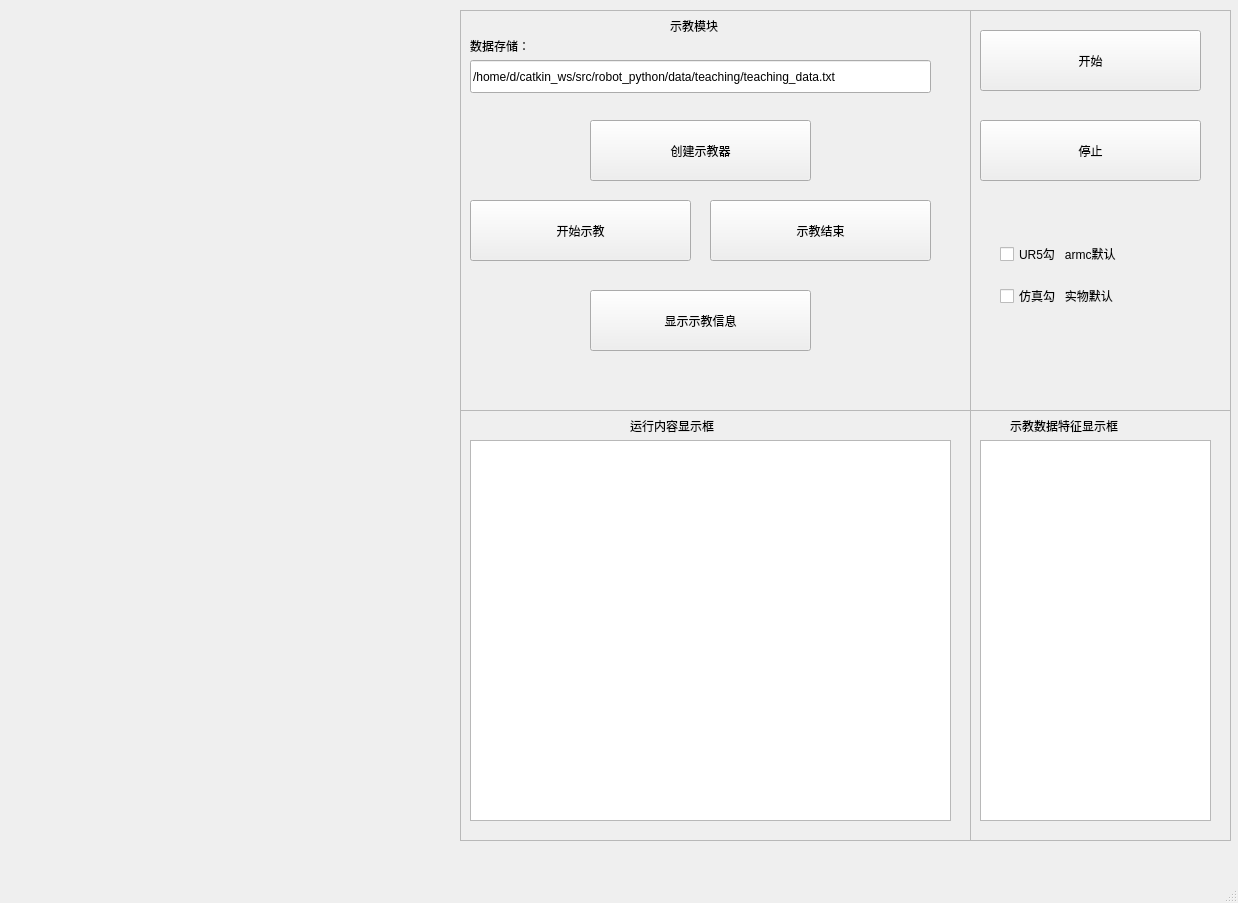
Old version of the form catkin_ws/src/robot_python/ui/teaching_form1.ui in the repository CFlyingDragon/Multi_arm_robot.
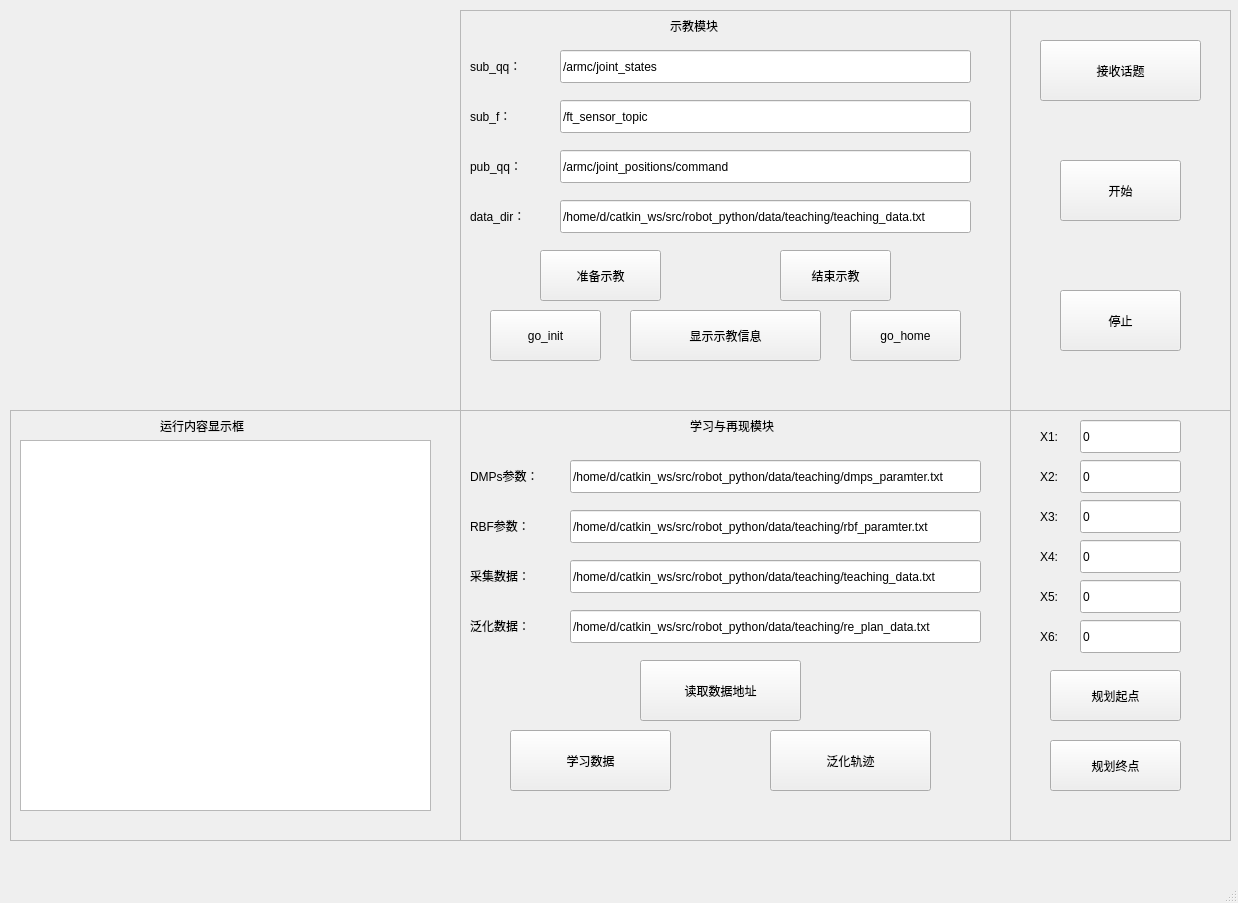
New version of the form.

```diff
--- a/catkin_ws/src/robot_python/ui/teaching_form1.ui
+++ b/catkin_ws/src/robot_python/ui/teaching_form1.ui
@@ -43,14 +43,48 @@
       <height>431</height>
      </rect>
     </property>
-    <layout class="QHBoxLayout" name="horizontalLayout_2"/>
+    <layout class="QHBoxLayout" name="horizontalLayout_2">
+     <item>
+      <widget class="QFrame" name="frame_2">
+       <property name="frameShape">
+        <enum>QFrame::StyledPanel</enum>
+       </property>
+       <property name="frameShadow">
+        <enum>QFrame::Raised</enum>
+       </property>
+       <widget class="QTextEdit" name="textEdit">
+        <property name="geometry">
+         <rect>
+          <x>10</x>
+          <y>30</y>
+          <width>411</width>
+          <height>371</height>
+         </rect>
+        </property>
+       </widget>
+       <widget class="QLabel" name="label">
+        <property name="geometry">
+         <rect>
+          <x>150</x>
+          <y>0</y>
+          <width>131</width>
+          <height>31</height>
+         </rect>
+        </property>
+        <property name="text">
+         <string>运行内容显示框</string>
+        </property>
+       </widget>
+      </widget>
+     </item>
+    </layout>
    </widget>
    <widget class="QWidget" name="horizontalLayoutWidget_5">
     <property name="geometry">
      <rect>
       <x>460</x>
       <y>410</y>
-      <width>511</width>
+      <width>551</width>
       <height>431</height>
      </rect>
     </property>
@@ -63,27 +97,169 @@
        <property name="frameShadow">
         <enum>QFrame::Raised</enum>
        </property>
-       <widget class="QTextEdit" name="textEdit_1">
+       <widget class="QLineEdit" name="lineEdit_rbf_dir">
         <property name="geometry">
          <rect>
-          <x>10</x>
-          <y>30</y>
-          <width>481</width>
-          <height>381</height>
+          <x>110</x>
+          <y>100</y>
+          <width>411</width>
+          <height>33</height>
          </rect>
         </property>
+        <property name="text">
+         <string>/home/d/catkin_ws/src/robot_python/data/teaching/rbf_paramter.txt</string>
+        </property>
        </widget>
-       <widget class="QLabel" name="label">
+       <widget class="QLabel" name="label_12">
         <property name="geometry">
          <rect>
-          <x>170</x>
+          <x>230</x>
           <y>0</y>
           <width>131</width>
           <height>31</height>
          </rect>
         </property>
         <property name="text">
-         <string>运行内容显示框</string>
+         <string>学习与再现模块</string>
+        </property>
+       </widget>
+       <widget class="QLabel" name="label_17">
+        <property name="geometry">
+         <rect>
+          <x>10</x>
+          <y>50</y>
+          <width>91</width>
+          <height>31</height>
+         </rect>
+        </property>
+        <property name="text">
+         <string>DMPs参数：</string>
+        </property>
+       </widget>
+       <widget class="QLineEdit" name="lineEdit_dmps_dir">
+        <property name="geometry">
+         <rect>
+          <x>110</x>
+          <y>50</y>
+          <width>411</width>
+          <height>33</height>
+         </rect>
+        </property>
+        <property name="text">
+         <string>/home/d/catkin_ws/src/robot_python/data/teaching/dmps_paramter.txt</string>
+        </property>
+       </widget>
+       <widget class="QLabel" name="label_19">
+        <property name="geometry">
+         <rect>
+          <x>10</x>
+          <y>100</y>
+          <width>81</width>
+          <height>31</height>
+         </rect>
+        </property>
+        <property name="text">
+         <string>RBF参数：</string>
+        </property>
+       </widget>
+       <widget class="QPushButton" name="button_teach_learn">
+        <property name="geometry">
+         <rect>
+          <x>50</x>
+          <y>320</y>
+          <width>161</width>
+          <height>61</height>
+         </rect>
+        </property>
+        <property name="text">
+         <string>学习数据</string>
+        </property>
+        <property name="autoDefault">
+         <bool>true</bool>
+        </property>
+       </widget>
+       <widget class="QLabel" name="label_21">
+        <property name="geometry">
+         <rect>
+          <x>10</x>
+          <y>150</y>
+          <width>81</width>
+          <height>31</height>
+         </rect>
+        </property>
+        <property name="text">
+         <string>采集数据：</string>
+        </property>
+       </widget>
+       <widget class="QLineEdit" name="lineEdit_simple_data">
+        <property name="geometry">
+         <rect>
+          <x>110</x>
+          <y>150</y>
+          <width>411</width>
+          <height>33</height>
+         </rect>
+        </property>
+        <property name="text">
+         <string>/home/d/catkin_ws/src/robot_python/data/teaching/teaching_data.txt</string>
+        </property>
+       </widget>
+       <widget class="QPushButton" name="button_teach_rep">
+        <property name="geometry">
+         <rect>
+          <x>310</x>
+          <y>320</y>
+          <width>161</width>
+          <height>61</height>
+         </rect>
+        </property>
+        <property name="text">
+         <string>泛化轨迹</string>
+        </property>
+        <property name="autoDefault">
+         <bool>true</bool>
+        </property>
+       </widget>
+       <widget class="QPushButton" name="button_read_dir">
+        <property name="geometry">
+         <rect>
+          <x>180</x>
+          <y>250</y>
+          <width>161</width>
+          <height>61</height>
+         </rect>
+        </property>
+        <property name="text">
+         <string>读取数据地址</string>
+        </property>
+        <property name="autoDefault">
+         <bool>true</bool>
+        </property>
+       </widget>
+       <widget class="QLineEdit" name="lineEdit_general_data">
+        <property name="geometry">
+         <rect>
+          <x>110</x>
+          <y>200</y>
+          <width>411</width>
+          <height>33</height>
+         </rect>
+        </property>
+        <property name="text">
+         <string>/home/d/catkin_ws/src/robot_python/data/teaching/re_plan_data.txt</string>
+        </property>
+       </widget>
+       <widget class="QLabel" name="label_24">
+        <property name="geometry">
+         <rect>
+          <x>10</x>
+          <y>200</y>
+          <width>81</width>
+          <height>31</height>
+         </rect>
+        </property>
+        <property name="text">
+         <string>泛化数据：</string>
         </property>
        </widget>
       </widget>
@@ -95,7 +271,7 @@
      <rect>
       <x>460</x>
       <y>10</y>
-      <width>511</width>
+      <width>551</width>
       <height>401</height>
      </rect>
     </property>
@@ -124,14 +300,14 @@
        <widget class="QPushButton" name="button_begin_teach">
         <property name="geometry">
          <rect>
-          <x>10</x>
-          <y>190</y>
-          <width>221</width>
-          <height>61</height>
+          <x>80</x>
+          <y>240</y>
+          <width>121</width>
+          <height>51</height>
          </rect>
         </property>
         <property name="text">
-         <string>开始示教</string>
+         <string>准备示教</string>
         </property>
         <property name="autoDefault">
          <bool>true</bool>
@@ -140,52 +316,104 @@
        <widget class="QPushButton" name="button_end_teach">
         <property name="geometry">
          <rect>
-          <x>250</x>
-          <y>190</y>
-          <width>221</width>
-          <height>61</height>
+          <x>320</x>
+          <y>240</y>
+          <width>111</width>
+          <height>51</height>
          </rect>
         </property>
         <property name="text">
-         <string>示教结束</string>
+         <string>结束示教</string>
         </property>
         <property name="autoDefault">
          <bool>true</bool>
         </property>
        </widget>
-       <widget class="QLabel" name="label_13">
+       <widget class="QLineEdit" name="lineEdit_sub_qq">
         <property name="geometry">
          <rect>
+          <x>100</x>
+          <y>40</y>
+          <width>411</width>
+          <height>33</height>
+         </rect>
+        </property>
+        <property name="text">
+         <string>/armc/joint_states</string>
+        </property>
+       </widget>
+       <widget class="QLabel" name="label_14">
+        <property name="geometry">
+         <rect>
           <x>10</x>
-          <y>20</y>
+          <y>40</y>
           <width>81</width>
           <height>31</height>
          </rect>
         </property>
         <property name="text">
-         <string>数据存储：</string>
+         <string>sub_qq：</string>
         </property>
        </widget>
-       <widget class="QLineEdit" name="lineEdit_data_dir">
+       <widget class="QLabel" name="label_15">
         <property name="geometry">
          <rect>
           <x>10</x>
-          <y>50</y>
-          <width>461</width>
+          <y>90</y>
+          <width>81</width>
+          <height>31</height>
+         </rect>
+        </property>
+        <property name="text">
+         <string>sub_f：</string>
+        </property>
+       </widget>
+       <widget class="QLineEdit" name="lineEdit_sub_f">
+        <property name="geometry">
+         <rect>
+          <x>100</x>
+          <y>90</y>
+          <width>411</width>
           <height>33</height>
          </rect>
         </property>
         <property name="text">
-         <string>/home/d/catkin_ws/src/robot_python/data/teaching/teaching_data.txt</string>
+         <string>/ft_sensor_topic</string>
+        </property>
+       </widget>
+       <widget class="QLabel" name="label_16">
+        <property name="geometry">
+         <rect>
+          <x>10</x>
+          <y>140</y>
+          <width>81</width>
+          <height>31</height>
+         </rect>
+        </property>
+        <property name="text">
+         <string>pub_qq：</string>
+        </property>
+       </widget>
+       <widget class="QLineEdit" name="lineEdit_pub_qq">
+        <property name="geometry">
+         <rect>
+          <x>100</x>
+          <y>140</y>
+          <width>411</width>
+          <height>33</height>
+         </rect>
+        </property>
+        <property name="text">
+         <string>/armc/joint_positions/command</string>
         </property>
        </widget>
        <widget class="QPushButton" name="button_teach_show">
         <property name="geometry">
          <rect>
-          <x>130</x>
-          <y>280</y>
-          <width>221</width>
-          <height>61</height>
+          <x>170</x>
+          <y>300</y>
+          <width>191</width>
+          <height>51</height>
          </rect>
         </property>
         <property name="text">
@@ -195,17 +423,59 @@
          <bool>true</bool>
         </property>
        </widget>
-       <widget class="QPushButton" name="button_teach">
+       <widget class="QLabel" name="label_20">
         <property name="geometry">
          <rect>
-          <x>130</x>
-          <y>110</y>
-          <width>221</width>
-          <height>61</height>
+          <x>10</x>
+          <y>190</y>
+          <width>81</width>
+          <height>31</height>
          </rect>
         </property>
         <property name="text">
-         <string>创建示教器</string>
+         <string>data_dir：</string>
+        </property>
+       </widget>
+       <widget class="QLineEdit" name="lineEdit_data_dir">
+        <property name="geometry">
+         <rect>
+          <x>100</x>
+          <y>190</y>
+          <width>411</width>
+          <height>33</height>
+         </rect>
+        </property>
+        <property name="text">
+         <string>/home/d/catkin_ws/src/robot_python/data/teaching/teaching_data.txt</string>
+        </property>
+       </widget>
+       <widget class="QPushButton" name="button_go_init">
+        <property name="geometry">
+         <rect>
+          <x>30</x>
+          <y>300</y>
+          <width>111</width>
+          <height>51</height>
+         </rect>
+        </property>
+        <property name="text">
+         <string>go_init</string>
+        </property>
+        <property name="autoDefault">
+         <bool>true</bool>
+        </property>
+       </widget>
+       <widget class="QPushButton" name="button_go_home">
+        <property name="geometry">
+         <rect>
+          <x>390</x>
+          <y>300</y>
+          <width>111</width>
+          <height>51</height>
+         </rect>
+        </property>
+        <property name="text">
+         <string>go_home</string>
         </property>
         <property name="autoDefault">
          <bool>true</bool>
@@ -218,9 +488,9 @@
    <widget class="QWidget" name="verticalLayoutWidget">
     <property name="geometry">
      <rect>
-      <x>970</x>
+      <x>1010</x>
       <y>410</y>
-      <width>261</width>
+      <width>221</width>
       <height>431</height>
      </rect>
     </property>
@@ -236,25 +506,190 @@
        <widget class="QLabel" name="label_3">
         <property name="geometry">
          <rect>
+          <x>30</x>
+          <y>130</y>
+          <width>31</width>
+          <height>33</height>
+         </rect>
+        </property>
+        <property name="text">
+         <string>X4:</string>
+        </property>
+       </widget>
+       <widget class="QLineEdit" name="lineEdit_x5">
+        <property name="geometry">
+         <rect>
+          <x>70</x>
+          <y>170</y>
+          <width>101</width>
+          <height>33</height>
+         </rect>
+        </property>
+        <property name="text">
+         <string>0</string>
+        </property>
+       </widget>
+       <widget class="QLabel" name="label_5">
+        <property name="geometry">
+         <rect>
+          <x>30</x>
+          <y>210</y>
+          <width>31</width>
+          <height>33</height>
+         </rect>
+        </property>
+        <property name="text">
+         <string>X6:</string>
+        </property>
+       </widget>
+       <widget class="QLineEdit" name="lineEdit_x6">
+        <property name="geometry">
+         <rect>
+          <x>70</x>
+          <y>210</y>
+          <width>101</width>
+          <height>33</height>
+         </rect>
+        </property>
+        <property name="text">
+         <string>0</string>
+        </property>
+       </widget>
+       <widget class="QLineEdit" name="lineEdit_x4">
+        <property name="geometry">
+         <rect>
+          <x>70</x>
+          <y>130</y>
+          <width>101</width>
+          <height>33</height>
+         </rect>
+        </property>
+        <property name="text">
+         <string>0</string>
+        </property>
+       </widget>
+       <widget class="QLabel" name="label_7">
+        <property name="geometry">
+         <rect>
+          <x>30</x>
+          <y>170</y>
+          <width>31</width>
+          <height>33</height>
+         </rect>
+        </property>
+        <property name="text">
+         <string>X5:</string>
+        </property>
+       </widget>
+       <widget class="QLabel" name="label_8">
+        <property name="geometry">
+         <rect>
+          <x>30</x>
+          <y>90</y>
+          <width>31</width>
+          <height>33</height>
+         </rect>
+        </property>
+        <property name="text">
+         <string>X3:</string>
+        </property>
+       </widget>
+       <widget class="QLineEdit" name="lineEdit_q3">
+        <property name="geometry">
+         <rect>
+          <x>70</x>
+          <y>90</y>
+          <width>101</width>
+          <height>33</height>
+         </rect>
+        </property>
+        <property name="text">
+         <string>0</string>
+        </property>
+       </widget>
+       <widget class="QLabel" name="label_9">
+        <property name="geometry">
+         <rect>
+          <x>30</x>
+          <y>50</y>
+          <width>31</width>
+          <height>33</height>
+         </rect>
+        </property>
+        <property name="text">
+         <string>X2:</string>
+        </property>
+       </widget>
+       <widget class="QLineEdit" name="lineEdit_x2">
+        <property name="geometry">
+         <rect>
+          <x>70</x>
+          <y>50</y>
+          <width>101</width>
+          <height>33</height>
+         </rect>
+        </property>
+        <property name="text">
+         <string>0</string>
+        </property>
+       </widget>
+       <widget class="QLabel" name="label_10">
+        <property name="geometry">
+         <rect>
+          <x>30</x>
+          <y>10</y>
+          <width>31</width>
+          <height>33</height>
+         </rect>
+        </property>
+        <property name="text">
+         <string>X1:</string>
+        </property>
+       </widget>
+       <widget class="QLineEdit" name="lineEdit_x1">
+        <property name="geometry">
+         <rect>
+          <x>70</x>
+          <y>10</y>
+          <width>101</width>
+          <height>33</height>
+         </rect>
+        </property>
+        <property name="text">
+         <string>0</string>
+        </property>
+       </widget>
+       <widget class="QPushButton" name="button_plan_begin">
+        <property name="geometry">
+         <rect>
           <x>40</x>
-          <y>0</y>
-          <width>171</width>
-          <height>31</height>
+          <y>260</y>
+          <width>131</width>
+          <height>51</height>
          </rect>
         </property>
         <property name="text">
-         <string>示教数据特征显示框</string>
+         <string>规划起点</string>
         </property>
+        <property name="autoDefault">
+         <bool>true</bool>
+        </property>
        </widget>
-       <widget class="QTextEdit" name="textEdit_2">
+       <widget class="QPushButton" name="button_plan_end">
         <property name="geometry">
          <rect>
-          <x>10</x>
-          <y>30</y>
-          <width>231</width>
-          <height>381</height>
+          <x>40</x>
+          <y>330</y>
+          <width>131</width>
+          <height>51</height>
          </rect>
         </property>
+        <property name="text">
+         <string>规划终点</string>
+        </property>
+        <property name="autoDefault">
+         <bool>true</bool>
+        </property>
        </widget>
       </widget>
      </item>
@@ -263,9 +698,9 @@
    <widget class="QWidget" name="verticalLayoutWidget_2">
     <property name="geometry">
      <rect>
-      <x>970</x>
+      <x>1010</x>
       <y>10</y>
-      <width>261</width>
+      <width>221</width>
       <height>401</height>
      </rect>
     </property>
@@ -281,9 +716,9 @@
        <widget class="QPushButton" name="button_begin">
         <property name="geometry">
          <rect>
-          <x>10</x>
-          <y>20</y>
-          <width>221</width>
+          <x>50</x>
+          <y>150</y>
+          <width>121</width>
           <height>61</height>
          </rect>
         </property>
@@ -318,9 +753,9 @@
        <widget class="QPushButton" name="button_end">
         <property name="geometry">
          <rect>
-          <x>10</x>
-          <y>110</y>
-          <width>221</width>
+          <x>50</x>
+          <y>280</y>
+          <width>121</width>
           <height>61</height>
          </rect>
         </property>
@@ -331,31 +766,21 @@
          <bool>true</bool>
         </property>
        </widget>
-       <widget class="QWidget" name="layoutWidget_2">
+       <widget class="QPushButton" name="button_receive">
         <property name="geometry">
          <rect>
           <x>30</x>
-          <y>220</y>
-          <width>191</width>
-          <height>91</height>
+          <y>30</y>
+          <width>161</width>
+          <height>61</height>
          </rect>
         </property>
-        <layout class="QVBoxLayout" name="verticalLayout_4">
-         <item>
-          <widget class="QCheckBox" name="checkBox_UR5">
-           <property name="text">
-            <string>UR5勾   armc默认</string>
-           </property>
-          </widget>
-         </item>
-         <item>
-          <widget class="QCheckBox" name="checkBox_gazebo">
-           <property name="text">
-            <string>仿真勾   实物默认</string>
-           </property>
-          </widget>
-         </item>
-        </layout>
+        <property name="text">
+         <string>接收话题</string>
+        </property>
+        <property name="autoDefault">
+         <bool>true</bool>
+        </property>
        </widget>
       </widget>
      </item>
```
Left out of the diff: 26 changed lines with no effect on the pictures.
